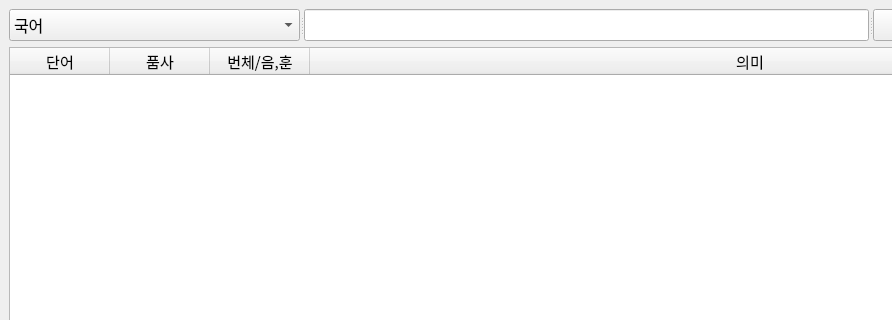
Old version of the form src/main-table.ui in the repository Jeong-Jingyo/NaverDict-Client; both pictures show x 0 to 892 and y 0 to 320 of the 1200 by 900 pixel window.
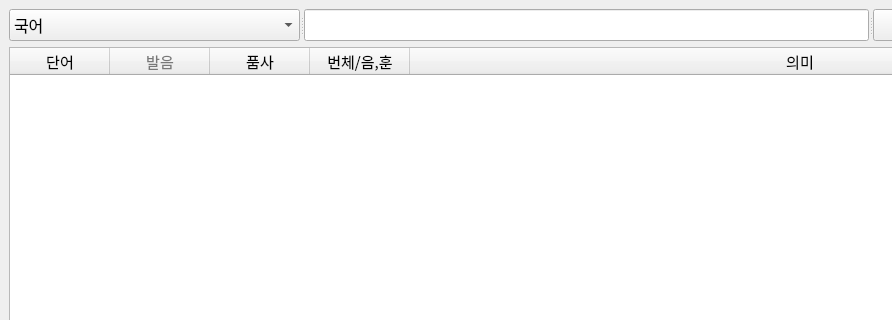
New version of the form. Icons and pictures are not drawn.

What changed in the file:
```diff
--- a/src/main-table.ui
+++ b/src/main-table.ui
@@ -50,6 +50,20 @@
         <string>단어</string>
        </property>
       </column>
+      <column>
+       <property name="text">
+        <string>발음</string>
+       </property>
+       <property name="foreground">
+        <brush brushstyle="SolidPattern">
+         <color alpha="255">
+          <red>120</red>
+          <green>120</green>
+          <blue>120</blue>
+         </color>
+        </brush>
+       </property>
+      </column>
       <column>
        <property name="text">
         <string>품사</string>
```
